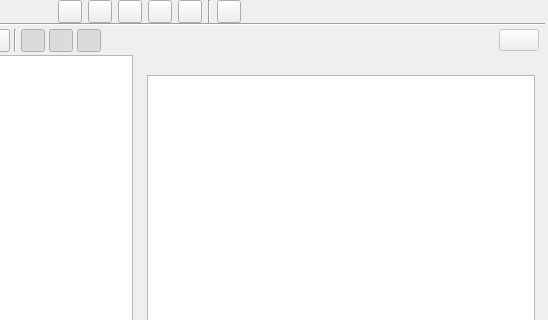
Old version of the form ui/scenes_view.ui in the repository zkovari/plotlyst; both pictures show x 248 to 796 and y 0 to 320 of the 796 by 664 pixel window.
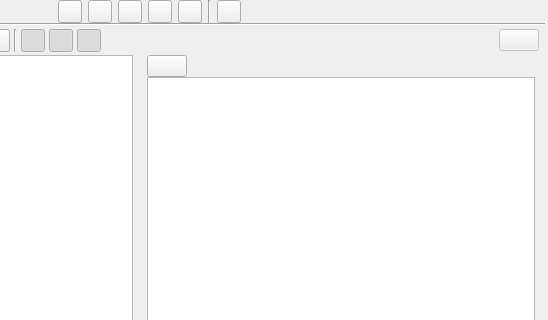
New version of the form. The open tabs and pages were chosen to show the change. Custom widgets are drawn as their Qt base class.

Commit message: Option to change displayed stage of scenes

```diff
--- a/ui/scenes_view.ui
+++ b/ui/scenes_view.ui
@@ -714,6 +714,19 @@
                    <property name="spacing">
                     <number>1</number>
                    </property>
+                   <item>
+                    <widget class="RotatedButton" name="btnStageSelector">
+                     <property name="text">
+                      <string/>
+                     </property>
+                     <property name="iconSize">
+                      <size>
+                       <width>20</width>
+                       <height>20</height>
+                      </size>
+                     </property>
+                    </widget>
+                   </item>
                    <item>
                     <widget class="QWidget" name="wdgProgressCharts" native="true">
                      <property name="sizePolicy">
@@ -861,6 +874,11 @@
    <extends>QTreeView</extends>
    <header>src.main.python.plotlyst.view.widget.tree_view</header>
   </customwidget>
+  <customwidget>
+   <class>RotatedButton</class>
+   <extends>QPushButton</extends>
+   <header>src.main.python.plotlyst.view.widget.input</header>
+  </customwidget>
  </customwidgets>
  <resources/>
  <connections/>
```
Left out of the diff: 2 changed lines with no effect on the pictures. The commit also changes 4 other files.
